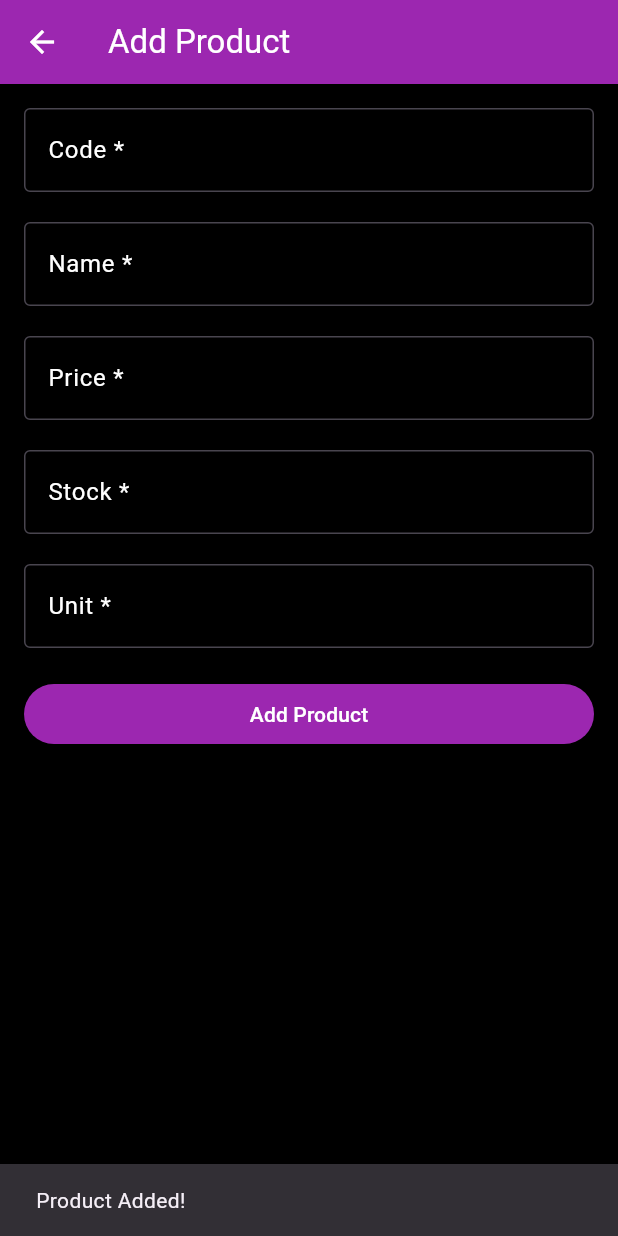
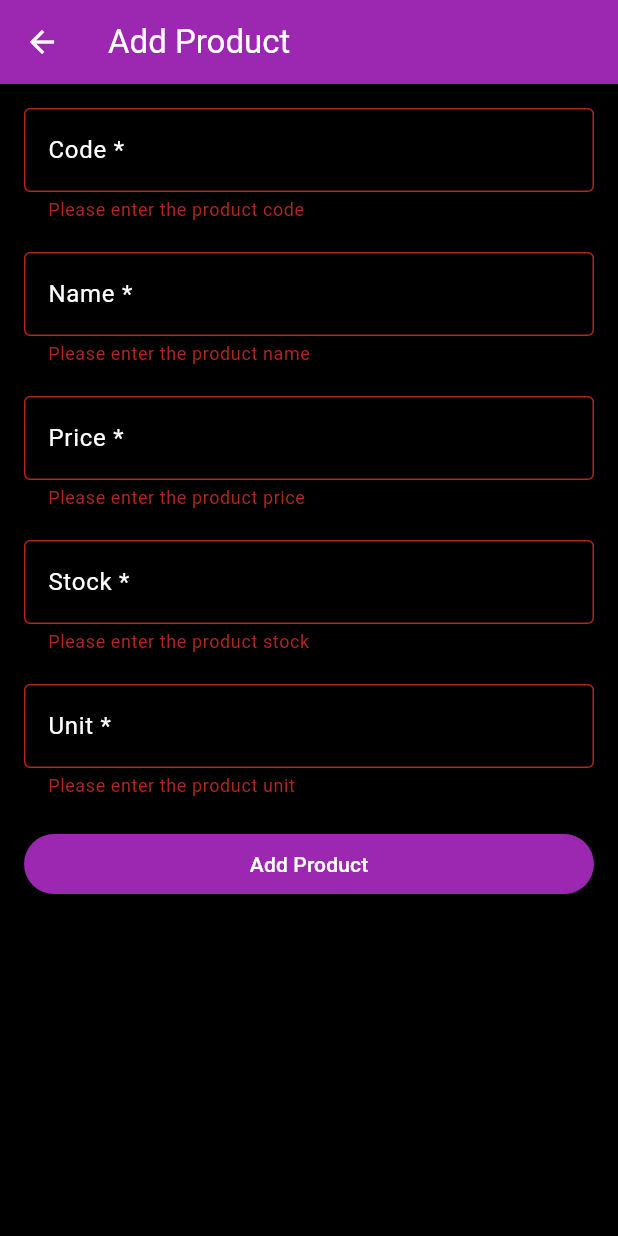
Before and after one commit to g4l3win/inventori, a Flutter app: the AddProductPage screen opened directly, after a tap on "Add Product", on a phone screen of 412 x 824 dp. Run offline on Flutter 3.47's test engine with Material 3 defaults, Android fonts, the phone set to English and light mode, and no system bars.

Commit message:
edit warna warna betulin teksbox biar kalau kosong g bisa submit

```diff
--- a/lib/Screens/addproduct_page.dart
+++ b/lib/Screens/addproduct_page.dart
@@ -7,16 +7,16 @@ class AddProductPage extends StatelessWidget {
   Widget build(BuildContext context) {
     return Scaffold(
       appBar: AppBar(
-        title: Text('Add Product', style: TextStyle(color: Colors.white),),
+        title: Text('Add Product', style: TextStyle(color: Colors.white)),
         backgroundColor: Colors.purple,
         leading: IconButton(
-          icon: Icon(Icons.arrow_back, color: Colors.white,),
+          icon: Icon(Icons.arrow_back, color: Colors.white),
           onPressed: () {
             Navigator.pop(context); // Aksi untuk kembali ke halaman sebelumnya
           },
         ),
       ),
-      body: Padding(
+      body: SingleChildScrollView(
         padding: const EdgeInsets.all(16.0),
         child: Form(
           key: _formKey,
@@ -33,6 +33,12 @@ class AddProductPage extends StatelessWidget {
                   border: OutlineInputBorder(),
                 ),
                 style: TextStyle(color: Colors.white),
+                validator: (value) {
+                  if (value == null || value.isEmpty) {
+                    return 'Please enter the product code';
+                  }
+                  return null;
+                },
               ),
               SizedBox(height: 20),
 
@@ -46,6 +52,12 @@ class AddProductPage extends StatelessWidget {
                   border: OutlineInputBorder(),
                 ),
                 style: TextStyle(color: Colors.white),
+                validator: (value) {
+                  if (value == null || value.isEmpty) {
+                    return 'Please enter the product name';
+                  }
+                  return null;
+                },
               ),
               SizedBox(height: 20),
 
@@ -60,6 +72,12 @@ class AddProductPage extends StatelessWidget {
                 ),
                 style: TextStyle(color: Colors.white),
                 keyboardType: TextInputType.number,
+                validator: (value) {
+                  if (value == null || value.isEmpty) {
+                    return 'Please enter the product price';
+                  }
+                  return null;
+                },
               ),
               SizedBox(height: 20),
 
@@ -74,6 +92,12 @@ class AddProductPage extends StatelessWidget {
                 ),
                 style: TextStyle(color: Colors.white),
                 keyboardType: TextInputType.number,
+                validator: (value) {
+                  if (value == null || value.isEmpty) {
+                    return 'Please enter the product stock';
+                  }
+                  return null;
+                },
               ),
               SizedBox(height: 20),
 
@@ -87,6 +111,12 @@ class AddProductPage extends StatelessWidget {
                   border: OutlineInputBorder(),
                 ),
                 style: TextStyle(color: Colors.white),
+                validator: (value) {
+                  if (value == null || value.isEmpty) {
+                    return 'Please enter the product unit';
+                  }
+                  return null;
+                },
               ),
               SizedBox(height: 20),
 
@@ -96,16 +126,17 @@ class AddProductPage extends StatelessWidget {
                 child: ElevatedButton(
                   onPressed: () {
                     // Aksi untuk menambahkan produk
-                    if (_formKey.currentState!.validate()) {
+                    if (_formKey.currentState?.validate() == true) {
                       // Lakukan validasi form dan aksi lainnya
                       ScaffoldMessenger.of(context).showSnackBar(
                         SnackBar(content: Text('Product Added!')),
                       );
                     }
                   },
-                  style: ElevatedButton.styleFrom( backgroundColor: Colors.purple, // Warna latar belakang tombol// Warna tombol ungu
+                  style: ElevatedButton.styleFrom(
+                    backgroundColor: Colors.purple, // Warna tombol ungu
                   ),
-                  child: Text('Add Product', style: TextStyle(color: Colors.white),),
+                  child: Text('Add Product', style: TextStyle(color: Colors.white)),
                 ),
               ),
             ],
@@ -113,6 +144,7 @@ class AddProductPage extends StatelessWidget {
         ),
       ),
       backgroundColor: Colors.black, // Latar belakang hitam
+      resizeToAvoidBottomInset: true, // Atur ulang ketika keyboard muncul
     );
   }
 }
```
Also changed, not shown: lib/Screens/login_page.dart (+21 -3 lines).
